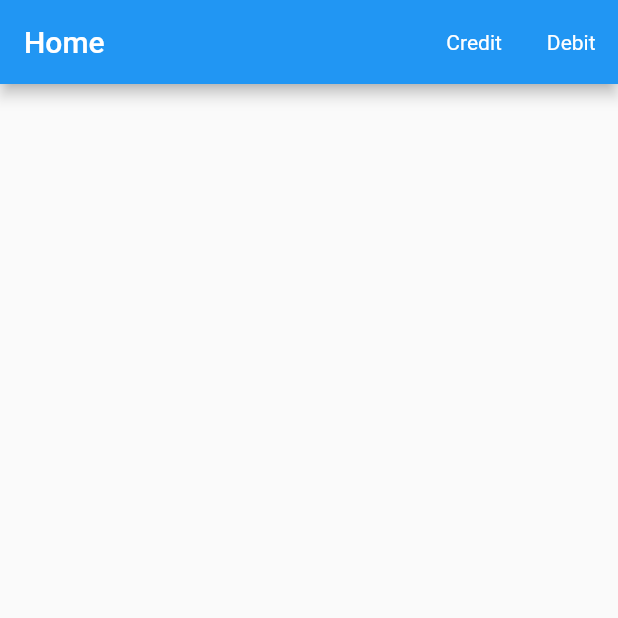
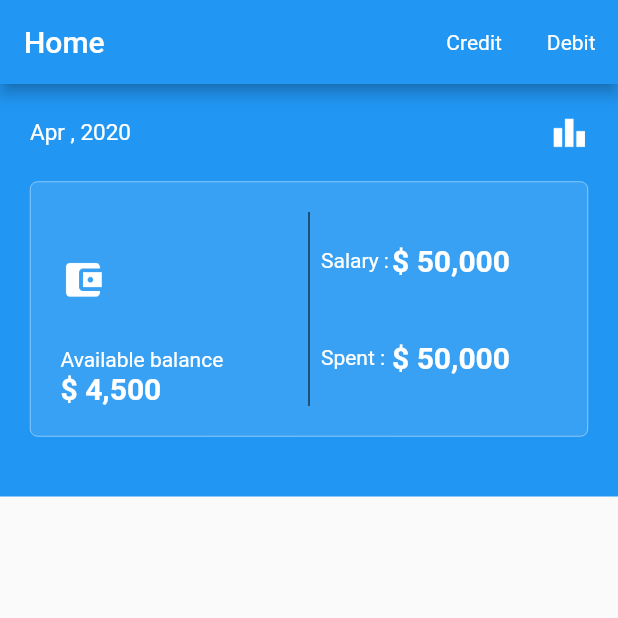
Before and after one commit to rubansiva384/expense_manager, a Flutter app: the screen it shows after launch, on a phone screen of 412 x 824 dp, the top half of it. Run offline on Flutter 3.47's test engine with Material 2 defaults, Android fonts, the phone set to English and light mode, and no system bars; our stand-ins replace bloc, equatable, flutter_bloc, formz, sqflite; accounts and stored records are empty; generated files the repository leaves out were written again.

Commit message:
dashboard acquired

```diff
--- a/lib/add_expense/bloc/add_expense_bloc.dart
+++ b/lib/add_expense/bloc/add_expense_bloc.dart
@@ -17,7 +17,7 @@ class AddExpenseBloc extends Bloc<AddExpenseEvent, AddExpenseState> {
     AddExpenseEvent event,
   ) async* {
     if(event is EventAddBill){
-      ExpenseEntity expenseEntity = new ExpenseEntity(name: event.name , description: event.description , amount: 100 , type: event.type  );
+      ExpenseEntity expenseEntity = new ExpenseEntity(name: event.name , description: event.description , amount: 100 , type: event.type , image: state.expenseCategory.imageResource );
       expenseRepository.addExpense(expenseEntity);
     }
     if(event is AmountChanged){
--- a/lib/add_expense/bloc/add_expense_event.dart
+++ b/lib/add_expense/bloc/add_expense_event.dart
@@ -9,11 +9,11 @@ class EventAddBill extends AddExpenseEvent{
   final String name;
   final String description;
   final String amount;
-  final ExpenseCategory category;
   final int type;
   final int time;
+  final String image;
 
-  EventAddBill({this.name , this.category , this.amount , this.description , this.type , this.time});
+  EventAddBill({this.name , this.amount , this.description , this.type , this.time ,this.image });
 }
 
 class AmountChanged extends AddExpenseEvent{
--- a/lib/add_expense/view/add_expense_view.dart
+++ b/lib/add_expense/view/add_expense_view.dart
@@ -75,7 +75,6 @@ class AddExpenseView extends StatelessWidget {
         name: _controllerUserName.text,
         description: _controllerDescription.text,
         amount: _controllerAmount.text,
-        category: category,
         type: ExpenseEntity.TYPE_DEBIT,
         time: DateTime.now().millisecondsSinceEpoch));
     Navigator.pop(context);
--- a/lib/main/view/main_view.dart
+++ b/lib/main/view/main_view.dart
@@ -1,3 +1,5 @@
+import 'package:expense_manager/add_expense/view/add_expense_view.dart';
+import 'package:expense_manager/choose_category/choose_category.dart';
 import 'package:expense_manager/main/bloc/main_bloc.dart';
 import 'package:expense_manager/widgets/AppImage.dart';
 import 'package:expense_repository/expense_repository.dart';
@@ -8,21 +10,31 @@ import 'package:flutter_bloc/flutter_bloc.dart';
 class MainView extends StatelessWidget {
   Widget build(BuildContext context) {
     // ignore: missing_return
-    return BlocBuilder<MainBloc, MainState>(builder: (context , state){
-      if(state is MainInitial){
+    return BlocBuilder<MainBloc, MainState>(builder: (context, state) {
+      if (state is MainInitial) {
         return Container(
           child: Center(
             child: CircularProgressIndicator(),
           ),
         );
-      }else if( state is MainLoaded){
+      } else if (state is MainLoaded) {
         return Container(
-          child: ListView.builder(itemBuilder: (context , int){
+            child: Column(
+          children: [
+            DashBoarHeader(),
+            Expanded(
+              child: ListView.builder(
+                itemBuilder: (context, int) {
                   ExpenseEntity entity = state.entities[int];
-            return ListRow(entity: entity,);
-          }, itemCount: state.entities.length,
+                  return ListRow(
+                    entity: entity,
+                  );
+                },
+                itemCount: state.entities.length,
               ),
-        );
+            ),
+          ],
+        ));
       }
     });
   }
@@ -40,20 +52,28 @@ class ListRow extends StatelessWidget {
         children: [
           Container(
             margin: EdgeInsets.all(10.0),
-            child: Circle(),
+            child: Circle(entity.image),
           ),
           Expanded(
-            child:  Container(
+            child: Container(
               margin: EdgeInsets.only(left: 10),
-              child:  Column(
+              child: Column(
                 crossAxisAlignment: CrossAxisAlignment.start,
                 children: [
                   Container(
-                    child: Text(entity.name , style: TextStyle(fontSize: 22 , fontWeight: FontWeight.bold), textAlign: TextAlign.left,)  ,
+                    child: Text(
+                      entity.name,
+                      style:
+                          TextStyle(fontSize: 22, fontWeight: FontWeight.bold),
+                      textAlign: TextAlign.left,
+                    ),
                   ),
                   Align(
                     alignment: Alignment.centerLeft,
-                    child: Text(entity.description , style: TextStyle(fontSize: 15) ,),
+                    child: Text(
+                      entity.description,
+                      style: TextStyle(fontSize: 15),
+                    ),
                   )
                 ],
               ),
@@ -63,15 +83,25 @@ class ListRow extends StatelessWidget {
             alignment: Alignment.centerRight,
             margin: EdgeInsets.only(left: 10),
             padding: EdgeInsets.only(right: 20),
-              child:  Column(
+            child: Column(
               crossAxisAlignment: CrossAxisAlignment.end,
               children: [
                 Container(
-                    child: Text(entity.visibleAmount , style: TextStyle(color : Colors.red , fontSize: 18 , fontWeight: FontWeight.bold), textAlign: TextAlign.left,)  ,
+                  child: Text(
+                    entity.visibleAmount,
+                    style: TextStyle(
+                        color: Colors.red,
+                        fontSize: 18,
+                        fontWeight: FontWeight.bold),
+                    textAlign: TextAlign.left,
+                  ),
                 ),
                 Align(
                   alignment: Alignment.centerLeft,
-                    child: Text(entity.visibleTimeHome , style: TextStyle(fontSize: 13) ,),
+                  child: Text(
+                    entity.visibleTimeHome,
+                    style: TextStyle(fontSize: 13),
+                  ),
                 )
               ],
             ),
@@ -83,19 +113,153 @@ class ListRow extends StatelessWidget {
 }
 
 class Circle extends StatelessWidget {
+  final String imageName;
+
+  Circle(this.imageName);
+
   @override
   Widget build(BuildContext context) {
+    print("image is $imageName");
     return Container(
       width: 60,
       height: 60,
       child: Stack(
         children: [
-          Icon(Icons.circle , color: Colors.blueAccent, size: 60,),
+          Icon(
+            Icons.circle,
+            color: Colors.blueAccent,
+            size: 60,
+          ),
           Center(
-            child: AppImage(""),
+            child: AppImage(imageName),
           )
         ],
       ),
     );
   }
 }
+
+class DashBoarHeader extends StatelessWidget {
+  final TextStyle styleBold = TextStyle(
+      fontWeight: FontWeight.bold, color: Colors.white, fontSize: 20.0);
+  final TextStyle styleNormal = TextStyle(color: Colors.white);
+
+  @override
+  Widget build(BuildContext context) {
+    return Container(
+      decoration: BoxDecoration(color: Colors.blue),
+      padding: EdgeInsets.all(20.0),
+      child: Column(
+        crossAxisAlignment: CrossAxisAlignment.start,
+        children: [
+          Row(
+            children: [
+              Expanded(
+                child: Text(
+                  "Apr , 2020",
+                  style: TextStyle(color: Colors.white, fontSize: 15),
+                ),
+              ),
+              Align(
+                alignment: Alignment.centerRight,
+                child: Image(
+                  height: 25,
+                  width: 25,
+                  image: AssetImage(ChooseCategory.PACKAGE_NAME +
+                      "baseline_leaderboard_white_36dp.png"),
+                ),
+              ),
+            ],
+          ),
+          Container(
+              height: 170,
+              margin: EdgeInsets.only(top: 20, bottom: 20),
+              padding: EdgeInsets.all(20.0),
+              width: double.infinity,
+              decoration: BoxDecoration(
+                  color: Colors.white10,
+                  border: Border.all(color: Colors.white, width: 0.3),
+                  borderRadius: BorderRadius.all(Radius.circular(5.0))),
+              child: Row(
+                children: [
+                  Expanded(
+                    child: Container(
+                      child: Column(
+                        crossAxisAlignment: CrossAxisAlignment.start,
+                        children: [
+                          Expanded(
+                            child: Container(
+                              width: 30,
+                              height: 30,
+                              child: Image(
+                                image: AssetImage(ChooseCategory.PACKAGE_NAME +
+                                    "baseline_account_balance_wallet_white_36dp.png"),
+                              ),
+                            ),
+                          ),
+                          Text(
+                            "Available balance",
+                            style: styleNormal,
+                          ),
+                          Text(
+                            "\$ 4,500",
+                            style: styleBold,
+                          ),
+                        ],
+                      ),
+                    ),
+                  ),
+                  VerticalDivider(
+                    color: Colors.black,
+                  ),
+                  Expanded(
+                    child: Column(
+                      crossAxisAlignment: CrossAxisAlignment.start,
+                      children: [
+                        Expanded(
+                          child: Row(
+                            children: [
+                              Expanded(
+                                flex: 3,
+                                child: Text(
+                                  "Salary : ",
+                                  style: styleNormal,
+                                ),
+                              ),
+                              Expanded(
+                                flex: 7,
+                                child: Text(
+                                  "\$ 50,000",
+                                  style: styleBold,
+                                ),
+                              )
+                            ],
+                          ),
+                        ),
+                        Expanded(
+                          child: Row(
+                            children: [
+                              Expanded(
+                                flex: 3,
+                                child: Text(
+                                  "Spent : ",
+                                  style: styleNormal,
+                                ),
+                              ),
+                              Expanded(
+                                flex: 7,
+                                child: Text("\$ 50,000", style: styleBold),
+                              )
+                            ],
+                          ),
+                        )
+                      ],
+                    ),
+                  ),
+                ],
+              ))
+        ],
+      ),
+    );
+  }
+}
```
Also changed, not shown: assets/icons/2.0x/baseline_account_balance_wallet_white_36dp.png (added), assets/icons/2.0x/baseline_leaderboard_white_36dp.png (added), assets/icons/baseline_account_balance_wallet_white_36dp.png (added), assets/icons/baseline_leaderboard_white_36dp.png (added). Lines whose indentation alone changed are shown as unchanged.
